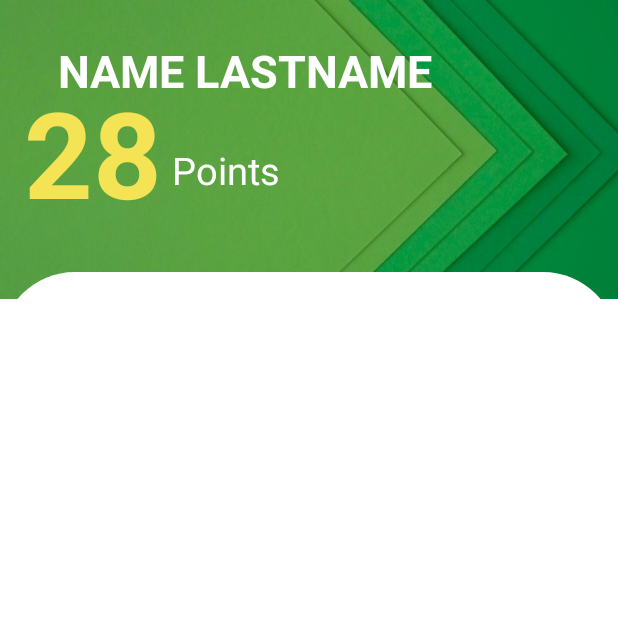
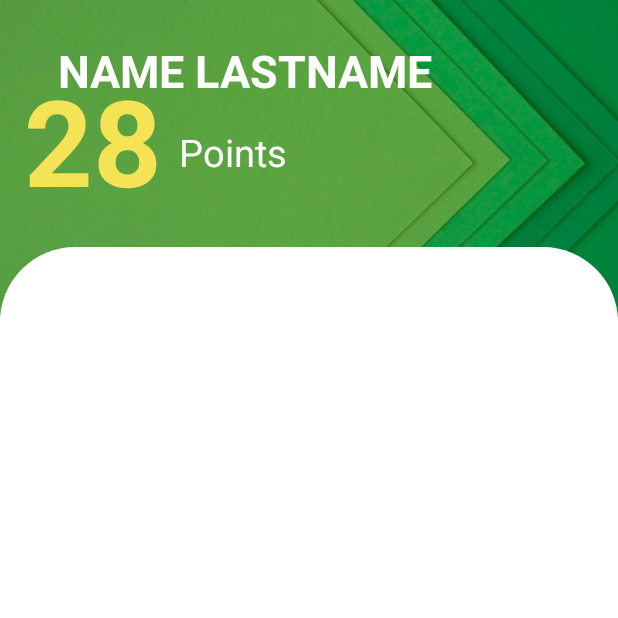
Before and after one commit to Raymondo97/AlpineRewards, an Android app: the Rewards screen opened directly, with no data from a screen before it, on a phone screen of 412 x 824 dp, the top half of it. Run offline under Robolectric (Android 15) with nearby library versions, the phone set to English and light mode, and no system bars.

Commit message:
API base
Created Icon for app, developed API base, worked on Login logic

```diff
--- a/AlpineReword/app/build.gradle
+++ b/AlpineReword/app/build.gradle
@@ -35,4 +35,7 @@ dependencies {
     testImplementation 'junit:junit:4.+'
     androidTestImplementation 'androidx.test.ext:junit:1.1.3'
     androidTestImplementation 'androidx.test.espresso:espresso-core:3.4.0'
+    implementation 'com.squareup.retrofit2:retrofit:2.8.1'
+    implementation 'com.squareup.retrofit2:converter-gson:2.8.1'
+    implementation 'com.squareup.okhttp3:logging-interceptor:4.8.1'
 }
--- a/AlpineReword/app/src/main/AndroidManifest.xml
+++ b/AlpineReword/app/src/main/AndroidManifest.xml
@@ -1,19 +1,21 @@
 <?xml version="1.0" encoding="utf-8"?>
 <manifest xmlns:android="http://schemas.android.com/apk/res/android"
     package="com.alpinereword">
-
+    <uses-permission android:name="android.permission.INTERNET" />
     <application
         android:allowBackup="true"
         android:icon="@mipmap/ic_launcher"
         android:label="@string/app_name"
+        android:usesCleartextTraffic="true"
         android:roundIcon="@mipmap/ic_launcher_round"
         android:supportsRtl="true"
         android:theme="@style/Theme.AlpineReword">
+
         <activity
             android:name=".Rewards"
             android:exported="true" />
         <activity
-            android:name=".MainActivity"
+            android:name=".LoginActivity"
             android:exported="true">
             <intent-filter>
                 <action android:name="android.intent.action.MAIN" />
--- a/AlpineReword/app/src/main/java/com/alpinereword/Rewards.java
+++ b/AlpineReword/app/src/main/java/com/alpinereword/Rewards.java
@@ -2,14 +2,30 @@ package com.alpinereword;
 
 import androidx.appcompat.app.AppCompatActivity;
 
+import android.content.Intent;
 import android.os.Bundle;
+import android.util.Log;
+import android.widget.TextView;
 
 public class Rewards extends AppCompatActivity {
-
+    LoginResponse loginResponse;
+    TextView name;
     @Override
     protected void onCreate(Bundle savedInstanceState) {
         super.onCreate(savedInstanceState);
         setContentView(R.layout.activity_rewards);
+
+        name = (TextView)findViewById(R.id.clientName);
+        //Receiving data from login
+        Intent intent= getIntent();
+        if (intent.getExtras() != null){
+            loginResponse = (LoginResponse) intent.getSerializableExtra("data");
+            name.setText(loginResponse.getUsername());
+            Log.e("TAG", "====>" + loginResponse.getEmail());
+            //Not sure why is not getting the firstName
+            Log.e("TAG", "====>" + loginResponse.getFirst_name());
+
+        }
     }
 
     //
--- a/AlpineReword/app/src/main/res/drawable/bordes_redondos.xml
+++ b/AlpineReword/app/src/main/res/drawable/bordes_redondos.xml
@@ -1,7 +1,7 @@
 <selector xmlns:android="http://schemas.android.com/apk/res/android" >
     <item >
         <shape android:shape="rectangle"  >
-            <corners android:radius="50dip" />
+            <corners android:radius="40dp" />
             <stroke android:width="3dip" android:color="@color/purple_500" />
             <solid android:color="#30ffffff" />
 
--- a/AlpineReword/app/src/main/res/layout/activity_rewards.xml
+++ b/AlpineReword/app/src/main/res/layout/activity_rewards.xml
@@ -8,8 +8,8 @@
 
     <ImageView
         android:id="@+id/imageView5"
-        android:layout_width="424dp"
-        android:layout_height="199dp"
+        android:layout_width="427dp"
+        android:layout_height="211dp"
         android:scaleType="centerCrop"
         android:src="@drawable/green"
         app:layout_constraintBottom_toBottomOf="parent"
@@ -17,17 +17,18 @@
         app:layout_constraintStart_toStartOf="parent"
         app:layout_constraintTop_toTopOf="parent"
         app:layout_constraintVertical_bias="0" />
+
     <androidx.constraintlayout.widget.ConstraintLayout
+        android:id="@+id/constraintLayout"
         android:layout_width="match_parent"
         android:layout_height="0dp"
-        app:layout_constraintHeight_percent=".78"
-        app:layout_constraintVertical_bias="1"
+        android:background="@drawable/view_bg"
         app:layout_constraintBottom_toBottomOf="parent"
         app:layout_constraintEnd_toEndOf="parent"
+        app:layout_constraintHeight_percent=".80"
         app:layout_constraintStart_toStartOf="parent"
         app:layout_constraintTop_toTopOf="parent"
-        android:background="@drawable/view_bg"
-        />
+        app:layout_constraintVertical_bias="1" />
 
     <TextView
         android:layout_width="wrap_content"
@@ -48,13 +49,13 @@
         app:layout_constraintVertical_bias="0.2" />
 
     <TextView
-        android:id="@+id/textView3"
+        android:id="@+id/rewords"
         android:layout_width="wrap_content"
 
         android:layout_height="wrap_content"
 
 
-        android:layout_marginTop="48dp"
+        android:layout_marginTop="40dp"
         android:text="28"
         android:textColor="@color/yellow"
         android:textSize="80dp"
@@ -67,12 +68,13 @@
     <TextView
         android:layout_width="wrap_content"
         android:layout_height="wrap_content"
-        android:layout_marginTop="96dp"
+        android:layout_marginTop="84dp"
+        android:layout_marginEnd="196dp"
         android:text="Points"
         android:textColor="@color/white"
         android:textSize="25dp"
         app:layout_constraintEnd_toEndOf="parent"
-        app:layout_constraintHorizontal_bias="0.03"
-        app:layout_constraintStart_toEndOf="@+id/textView3"
+        app:layout_constraintHorizontal_bias="0.314"
+        app:layout_constraintStart_toEndOf="@+id/rewords"
         app:layout_constraintTop_toTopOf="parent" />
 </androidx.constraintlayout.widget.ConstraintLayout>
```
Also changed, not shown: AlpineReword/app/src/main/java/com/alpinereword/APIClient.java (added, +34 -0 lines), AlpineReword/app/src/main/java/com/alpinereword/LoginActivity.java (added, +77 -0 lines), AlpineReword/app/src/main/java/com/alpinereword/LoginRequest.java (added, +42 -0 lines), AlpineReword/app/src/main/java/com/alpinereword/LoginResponse.java (added, +49 -0 lines), AlpineReword/app/src/main/java/com/alpinereword/MainActivity.java (deleted, +0 -48 lines), AlpineReword/app/src/main/java/com/alpinereword/UserService.java (added, +12 -0 lines), AlpineReword/app/src/main/res/layout/activity_login.xml (renamed from AlpineReword/app/src/main/res/layout/activity_main.xml, +20 -2 lines).
